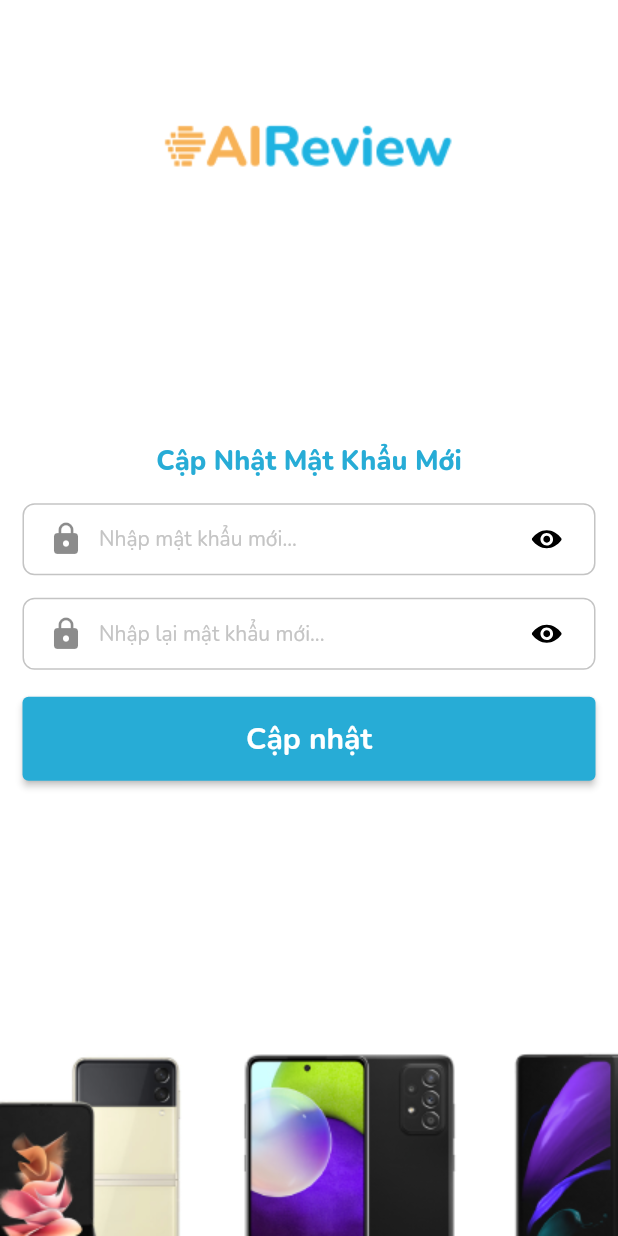
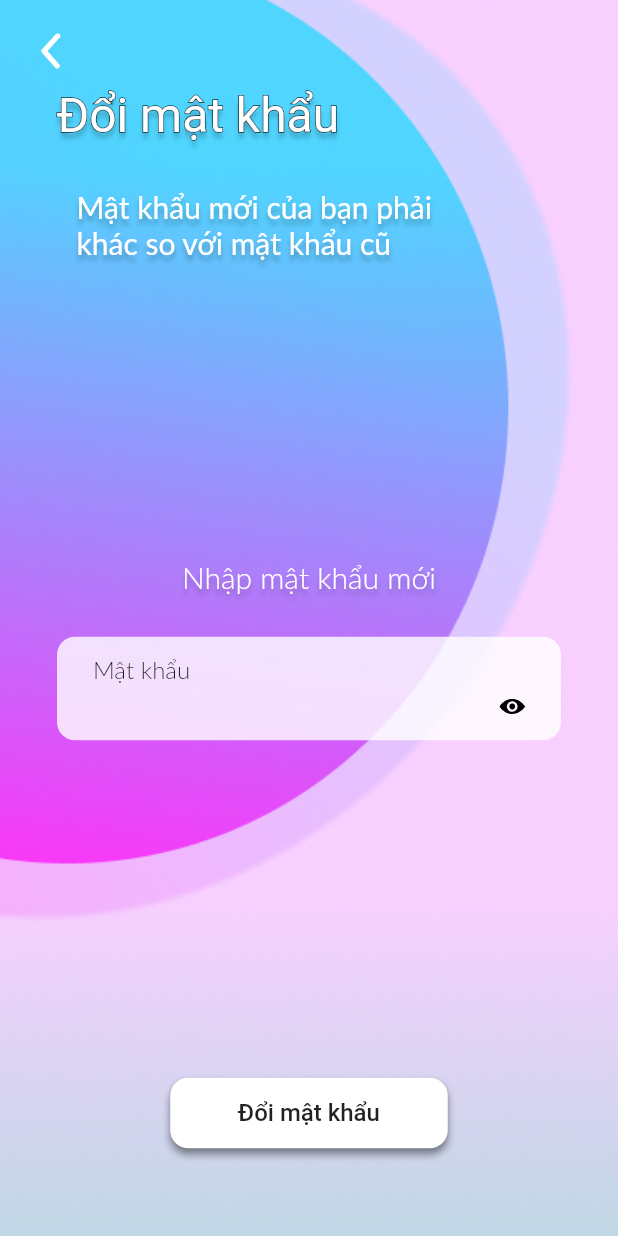
Before and after one commit to huynnq02/CondominiumManagement, a Flutter app: the UpdateNewPasswordScreen screen opened directly, on a phone screen of 412 x 824 dp. Run offline on Flutter 3.47's test engine with Material 2 defaults, Android fonts, the phone set to English and light mode, and no system bars; our stand-ins replace dio, equatable, flutter_screenutil, flutter_svg, google_fonts, image_picker and 1 more; accounts and stored records are empty; Roboto replaces fonts that are missing (Tomorrow).

Commit message:
update new password screen ui

```diff
--- a/lib/src/screens/forget password screen/forget_password_screen.dart
+++ b/lib/src/screens/forget password screen/forget_password_screen.dart
@@ -9,7 +9,7 @@ import 'package:untitled/src/widget/outlined_text.dart';
 import 'package:untitled/utils/app_constant/app_colors.dart';
 
 class ForgetPasswordScreen extends StatefulWidget {
-  ForgetPasswordScreen({Key? key}) : super(key: key);
+  const ForgetPasswordScreen({Key? key}) : super(key: key);
 
   @override
   State<ForgetPasswordScreen> createState() => _ForgetPasswordScreenState();
@@ -67,7 +67,7 @@ class _ForgetPasswordScreenState extends State<ForgetPasswordScreen> {
                   mainAxisAlignment: MainAxisAlignment.center,
                   crossAxisAlignment: CrossAxisAlignment.center,
                   children: [
-                    const SizedBox(
+                    SizedBox(
                       width: 254,
                       child: OutlinedText(
                         text: 'Nhập email dùng đăng kí app để nhận mã OTP',
@@ -122,6 +122,9 @@ class _ForgetPasswordScreenState extends State<ForgetPasswordScreen> {
                         },
                         decoration: InputDecoration(
                             counterText: '',
+                            hintText: 'Nhập email',
+                            hintStyle: const TextStyle(
+                                fontWeight: FontWeight.w300, fontSize: 16),
                             filled: true,
                             fillColor: Colors.white.withOpacity(0.8),
                             enabledBorder: OutlineInputBorder(
@@ -241,6 +244,10 @@ class _ForgetPasswordScreenState extends State<ForgetPasswordScreen> {
                                 },
                                 decoration: InputDecoration(
                                     counterText: '',
+                                    hintText: 'Nhập mã OTP',
+                                    hintStyle: const TextStyle(
+                                        fontWeight: FontWeight.w300,
+                                        fontSize: 16),
                                     enabledBorder: OutlineInputBorder(
                                       borderRadius: BorderRadius.circular(12),
                                       borderSide: BorderSide.none,
--- a/lib/src/screens/forget password screen/update_new_password_screen.dart
+++ b/lib/src/screens/forget password screen/update_new_password_screen.dart
@@ -1,86 +1,115 @@
 import 'package:flutter/material.dart';
+import 'package:flutter_svg/svg.dart';
+import 'package:google_fonts/google_fonts.dart';
+import 'package:untitled/src/screens/register%20screen/widget/widget_button.dart';
+import 'package:untitled/src/widget/outlined_text.dart';
+import 'package:untitled/src/widget/register_textfield.dart';
+import 'package:untitled/utils/app_constant/app_shadows.dart';
 
-import '../../../utils/app_constant/app_colors.dart';
-import '../../../utils/app_constant/app_text_style.dart';
-import '../../widget/custom_textfield.dart';
+class UpdateNewPasswordScreen extends StatefulWidget {
+  const UpdateNewPasswordScreen({Key? key}) : super(key: key);
 
-class UpdateNewPasswordScreen extends StatelessWidget {
-  const UpdateNewPasswordScreen({Key? key}) : super(key: key);
+  @override
+  State<UpdateNewPasswordScreen> createState() => _UpdateNewPasswordScreenState();
+}
+
+class _UpdateNewPasswordScreenState extends State<UpdateNewPasswordScreen> {
+  final GlobalKey<FormState> _formKey = GlobalKey<FormState>();
 
   @override
   Widget build(BuildContext context) {
     return Scaffold(
-      body: SafeArea(
-        child: Container(
-          color: AppColors.White,
+        body: Container(
+      width: double.infinity,
+      height: double.infinity,
+      decoration: const BoxDecoration(
+        image: DecorationImage(
+            image: AssetImage("assets/register_bg.jpg"),
+            fit: BoxFit.cover,
+            alignment: Alignment.topCenter),
+      ),
+      child: SafeArea(
+        child: Stack(children: [
+          Container(
+            padding: const EdgeInsets.symmetric(horizontal: 38, vertical: 58),
             child: Column(
+              crossAxisAlignment: CrossAxisAlignment.start,
               children: [
+                OutlinedText(
+                  text: 'Đổi mật khẩu',
+                  style: GoogleFonts.tomorrow(),
+                  fontSize: 32,
+                  strokeColor: Colors.black,
+                  isShadowed: true,
+                ),
                 const SizedBox(
-                height: 57,
+                  height: 32,
                 ),
-              Image.asset(
-                'assets/logo.png',
-                width: 328,
-                height: 81,
+                Container(
+                  width: 248,
+                  margin: const EdgeInsets.only(left: 13),
+                  child: Text(
+                    'Mật khẩu mới của bạn phải khác so với mật khẩu cũ',
+                    style: TextStyle(
+                        color: Colors.white,
+                        fontSize: 20,
+                        shadows: AppShadows.defaultShadows),
+                  ),
                 ),
                 Expanded(
-                child: Padding(
-                  padding: const EdgeInsets.symmetric(horizontal: 15),
+                    child: SizedBox(
+                  width: double.infinity,
                   child: Column(
                     mainAxisAlignment: MainAxisAlignment.center,
-                    crossAxisAlignment: CrossAxisAlignment.center,
                     children: [
                       Text(
-                        'Cập Nhật Mật Khẩu Mới',
-                        style: AppTextStyle.nunitoSize13.copyWith(
-                            color: AppColors.Blue,
-                            fontSize: 18,
-                            fontWeight: FontWeight.w800),
+                        'Nhập mật khẩu mới',
+                        style: TextStyle(
+                            fontSize: 20,
+                            color: Colors.white,
+                            fontWeight: FontWeight.w300,
+                            shadows: AppShadows.defaultShadows),
                       ),
                       const SizedBox(
-                        height: 15,
+                        height: 26,
                       ),
-                      const CustomTextField(
-                        input: 'Nhập mật khẩu mới...',
-                        type: iconType.lock,
+                      Form(
+                        key: _formKey,
+                        child: RegisterTextField(
+                          labelText: 'Mật khẩu',
+                          border: BorderRadius.circular(12),
+                          type: TextFieldType.password,
+                          maxLength: 20,
                         ),
+                      )
+                    ],
+                  ),
+                )),
                 const SizedBox(
-                        height: 15,
+                  height: 26,
                 ),
-                      const CustomTextField(
-                        input: 'Nhập lại mật khẩu mới...',
-                        type: iconType.lock,
-                      ),
-                      const SizedBox(
-                        height: 18,
-                      ),
-                      SizedBox(
-                        width: 382,
-                        height: 56,
-                        child: ElevatedButton(
-                          style:
-                              ElevatedButton.styleFrom(primary: AppColors.Blue),
+                WidgetButton(
+                  labelText: 'Đổi mật khẩu',
+                  width: 185,
                   onPressed: () {
-                            print('tap ');
+                    setState(() {});
+                    if (_formKey.currentState!.validate()) {
+
+                    }
                   },
-                          child: Text(
-                            'Cập nhật',
-                            style: AppTextStyle.nunitoSize13.copyWith(
-                                color: AppColors.White,
-                                fontSize: 20,
-                                fontWeight: FontWeight.bold),
-                          ),
-                        ),
-                      ),
+                )
               ],
             ),
           ),
+          IconButton(
+              constraints: const BoxConstraints(),
+              padding: const EdgeInsets.all(22),
+              onPressed: () {
+                Navigator.pop(context);
+              },
+              icon: SvgPicture.asset('assets/back.svg'))
+        ]),
       ),
-              Image.asset('assets/slide2.png')
-            ],
-          ),
-        ),
-      ),
-    );
+    ));
   }
 }
--- a/lib/src/screens/register screen/widget/widget_button.dart
+++ b/lib/src/screens/register screen/widget/widget_button.dart
@@ -1,15 +1,18 @@
 import 'package:flutter/material.dart';
+import 'package:google_fonts/google_fonts.dart';
 
 class WidgetButton extends StatelessWidget {
   final String labelText;
   final void Function()? onPressed;
-  const WidgetButton({Key? key, required this.labelText, this.onPressed})
+  final double? width;
+  const WidgetButton({Key? key, required this.labelText, this.onPressed,this.width})
       : super(key: key);
 
   @override
   Widget build(BuildContext context) {
     return Center(
       child: Container(
+        width: width,
         decoration:
             BoxDecoration(borderRadius: BorderRadius.circular(12), boxShadow: [
           BoxShadow(
@@ -24,10 +27,10 @@ class WidgetButton extends StatelessWidget {
             color: Colors.white,
             onPressed: onPressed,
             child: Container(
-              padding: const EdgeInsets.symmetric(horizontal: 30, vertical: 14),
+              padding: width!=null ? const EdgeInsets.symmetric(vertical: 14) : const EdgeInsets.symmetric(horizontal: 30, vertical: 14),
               child: Text(
                 labelText,
-                style: TextStyle(fontSize: 16),
+                style: GoogleFonts.lexendExa(fontSize: 16),
               ),
             )),
       ),
--- a/lib/src/widget/outlined_text.dart
+++ b/lib/src/widget/outlined_text.dart
@@ -1,4 +1,5 @@
 import 'package:flutter/material.dart';
+import 'package:untitled/utils/app_constant/app_shadows.dart';
 
 class OutlinedText extends StatelessWidget {
   final String text;
@@ -6,38 +7,40 @@ class OutlinedText extends StatelessWidget {
   final Color? color;
   final Color? strokeColor;
   final TextAlign? textAlign;
-  const OutlinedText({
-    Key? key,
+  TextStyle? style;
+  final bool isShadowed;
+  OutlinedText(
+      {Key? key,
       required this.text,
       this.fontSize,
       this.color,
       this.strokeColor,
-    this.textAlign
-  }) : super(key: key);
+      this.textAlign,
+      this.style = const TextStyle(),
+      this.isShadowed = false})
+      : super(key: key);
 
   @override
   Widget build(BuildContext context) {
     return Stack(
       children: [
-        Text(
-          text,
+        Text(text,
             textAlign: textAlign,
-          style: TextStyle(
+            style: style!.copyWith(
                 fontSize: fontSize,
                 foreground: Paint()
                   ..style = PaintingStyle.stroke
                   ..strokeWidth = 1
                   ..color = strokeColor ?? Colors.black.withOpacity(0.2),
-          ),
-        ),
-        Text(
-          text,
+                shadows: isShadowed
+                    ? AppShadows.defaultShadows
+                    : null)),
+        Text(text,
             textAlign: textAlign,
-          style: TextStyle(
+            style: style!.copyWith(
               fontSize: fontSize,
               color: color ?? Colors.white,
-          ),
-        ),
+            )),
       ],
     );
   }
--- a/lib/src/widget/register_textfield.dart
+++ b/lib/src/widget/register_textfield.dart
@@ -1,7 +1,6 @@
 import 'package:flutter/material.dart';
 import 'package:flutter_svg/flutter_svg.dart';
 import 'package:google_fonts/google_fonts.dart';
-import 'package:intl/intl.dart';
 import 'package:flutter/services.dart';
 import '../../utils/app_constant/app_colors.dart';
 
@@ -19,8 +18,8 @@ class RegisterTextField extends StatefulWidget {
   final bool isDisabled;
   final void Function(BuildContext context)? onTap;
 
-  RegisterTextField({
-    Key? key,
+  const RegisterTextField(
+      {Key? key,
       required this.labelText,
       this.type,
       this.validator,
@@ -29,9 +28,9 @@ class RegisterTextField extends StatefulWidget {
       this.autovalidateMode,
       this.isCenter,
       this.border,
-    this.isDisabled=false,
-    this.onTap
-  }) : super(key: key);
+      this.isDisabled = false,
+      this.onTap})
+      : super(key: key);
 
   @override
   State<RegisterTextField> createState() => _RegisterTextFieldState();
@@ -43,6 +42,7 @@ class _RegisterTextFieldState extends State<RegisterTextField> {
   double? width;
   double? height;
   String errorText = '';
+  final FocusNode unitCodeCtrlFocusNode = FocusNode();
 
   @override
   void initState() {
@@ -112,8 +112,7 @@ class _RegisterTextFieldState extends State<RegisterTextField> {
           if (value.isEmpty) {
             errorText = 'Vui lòng nhập thông tin';
             return '';
-          }
-          else if (value.length != 9 && value.length != 12) {
+          } else if (value.length != 9 && value.length != 12) {
             errorText = 'Số CMND / CCCD không hợp lệ';
             return '';
           }
@@ -129,17 +128,22 @@ class _RegisterTextFieldState extends State<RegisterTextField> {
     return null;
   }
 
+  void handleOnTap() {
+    if (widget.onTap != null) widget.onTap!(context);
+    unitCodeCtrlFocusNode.requestFocus();
+  }
+
   @override
   Widget build(BuildContext context) {
     return GestureDetector(
-      onTap: (widget.onTap != null) ? () => widget.onTap!(context) : null,
+      onTap: handleOnTap,
       child: Stack(alignment: Alignment.center, children: [
         Container(
           width: double.infinity,
           padding: const EdgeInsets.symmetric(horizontal: 24, vertical: 14),
           decoration: BoxDecoration(
               border: (errorText != '')
-                  ? Border.all(color: Color(0xFFFF0000))
+                  ? Border.all(color: const Color(0xFFFF0000))
                   : null,
               color: Colors.white.withOpacity(0.8),
               borderRadius: widget.border),
@@ -147,23 +151,21 @@ class _RegisterTextFieldState extends State<RegisterTextField> {
             Column(
               crossAxisAlignment: CrossAxisAlignment.start,
               children: [
-                Container(
-                  // color: Colors.yellow,
-                  child: Text(
+                Text(
                   widget.labelText,
                   style: TextStyle(fontSize: 16, fontWeight: FontWeight.w300),
-                  ),
                 ),
                 const SizedBox(
                   height: 4,
                 ),
-                Container(
-                  // color: Colors.red,
-                  child: TextFormField(
+                TextFormField(
                   key: _textformfieldkey,
                   validator: ((value) => getValidator(value, widget.type)),
                   controller: widget.controller,
-                    enabled: (widget.type == TextFieldType.date) ? false : !widget.isDisabled,
+                  focusNode: unitCodeCtrlFocusNode,
+                  enabled: (widget.type == TextFieldType.date)
+                      ? false
+                      : !widget.isDisabled,
                   textAlign:
                       (widget.isCenter != null && widget.isCenter == true)
                           ? TextAlign.center
@@ -206,7 +208,6 @@ class _RegisterTextFieldState extends State<RegisterTextField> {
                     contentPadding: widget.type != TextFieldType.date
                         ? const EdgeInsets.symmetric(horizontal: 10)
                         : EdgeInsets.zero,
-                    ),
                   ),
                 ),
               ],
@@ -252,7 +253,7 @@ class _RegisterTextFieldState extends State<RegisterTextField> {
             top: 0,
             child: Text(errorText,
                 style:
-                    GoogleFonts.inter(color: Color(0xFFFF0000), fontSize: 8))),
+                    GoogleFonts.inter(color: const Color(0xFFFF0000), fontSize: 8))),
       ]),
     );
   }
--- /dev/null
+++ b/lib/utils/app_constant/app_shadows.dart
@@ -0,0 +1,10 @@
+import 'package:flutter/material.dart';
+
+class AppShadows {
+  static final defaultShadows = [
+    Shadow(
+        color: Colors.black.withOpacity(0.25),
+        offset: const Offset(0, 4),
+        blurRadius: 4)
+  ];
+}
```
Lines whose indentation alone changed are shown as unchanged.
